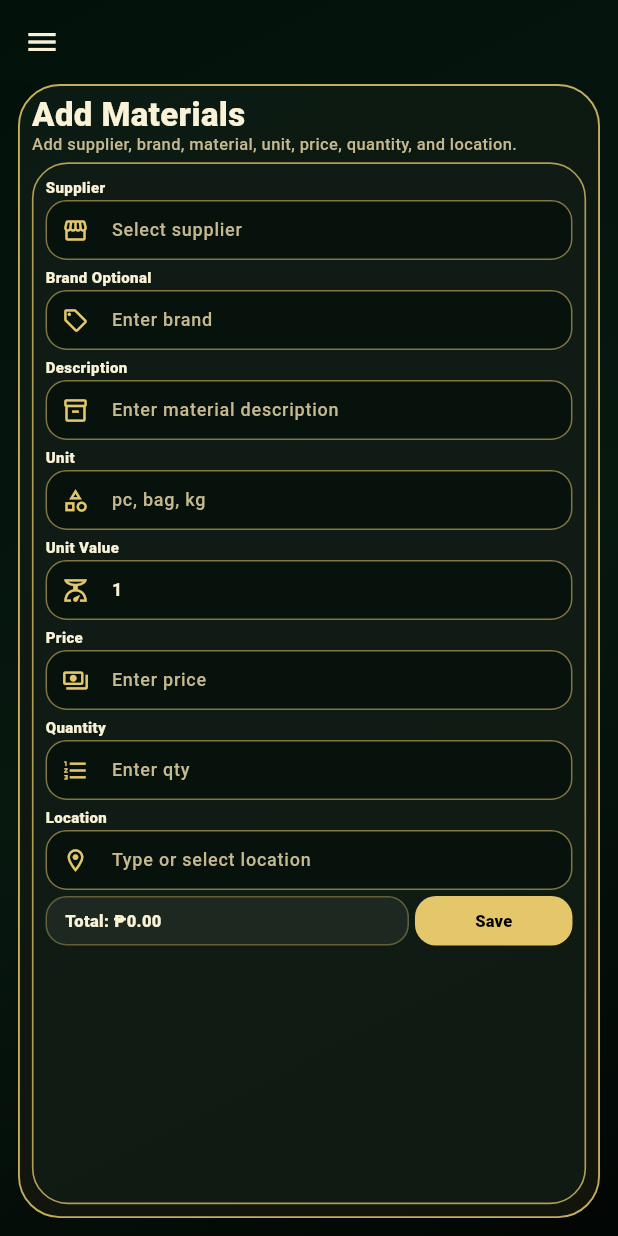
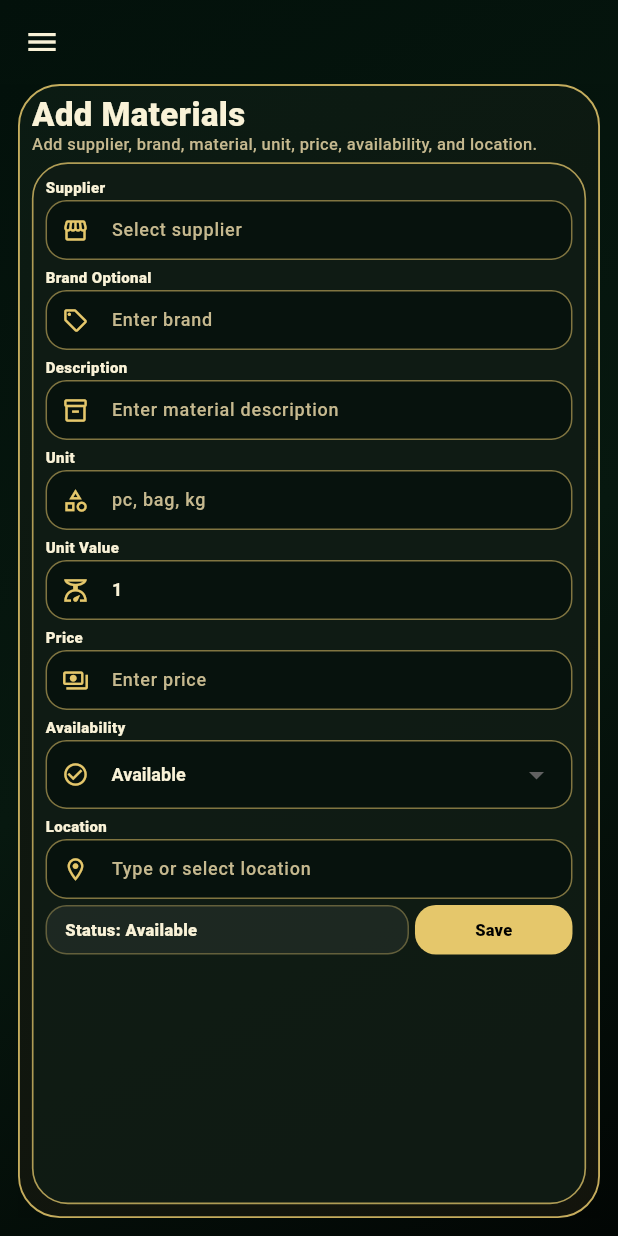
Before and after one commit to JamesSerenio/Items, a Flutter app: the CoderMenu screen opened directly, on a phone screen of 412 x 824 dp. Run offline on Flutter 3.47's test engine with Material 3 defaults, Android fonts, the phone set to English and light mode, and no system bars; our stand-ins replace file_picker, pdf, printing, shared_preferences, supabase_flutter; accounts and stored records are empty.

```diff
--- a/lib/admin/add_items.dart
+++ b/lib/admin/add_items.dart
@@ -19,20 +19,16 @@ class _AddItemsPageState extends State<AddItemsPage> {
   final _unitController = TextEditingController();
   final _unitValueController = TextEditingController(text: '1');
   final _priceController = TextEditingController();
-  final _quantityController = TextEditingController();
   final _locationController = TextEditingController();
 
   bool _isSaving = false;
+  String _availability = 'available';
 
   List<String> _suppliers = [];
   List<String> _brands = [];
   List<String> _units = [];
   List<String> _unitValues = [];
   List<String> _locations = [];
-
-  double get _price => double.tryParse(_priceController.text.trim()) ?? 0;
-  double get _quantity => double.tryParse(_quantityController.text.trim()) ?? 0;
-  double get _total => _price * _quantity;
 
   @override
   void initState() {
@@ -48,7 +44,6 @@ class _AddItemsPageState extends State<AddItemsPage> {
     _unitController.dispose();
     _unitValueController.dispose();
     _priceController.dispose();
-    _quantityController.dispose();
     _locationController.dispose();
     super.dispose();
   }
@@ -106,8 +101,8 @@ class _AddItemsPageState extends State<AddItemsPage> {
         'unit': _unitController.text.trim(),
         'unit_value': double.parse(_unitValueController.text.trim()),
         'price': double.parse(_priceController.text.trim()),
-        'quantity': double.parse(_quantityController.text.trim()),
         'location': _locationController.text.trim(),
+        'availability': _availability,
       });
 
       if (!mounted) return;
@@ -122,8 +117,8 @@ class _AddItemsPageState extends State<AddItemsPage> {
       _unitController.clear();
       _unitValueController.text = '1';
       _priceController.clear();
-      _quantityController.clear();
       _locationController.clear();
+      _availability = 'available';
 
       await _loadDropdownData();
       if (mounted) setState(() {});
@@ -172,6 +167,35 @@ class _AddItemsPageState extends State<AddItemsPage> {
         SizedBox(width: gap),
         Expanded(child: right),
       ],
+    );
+  }
+
+  Widget _availabilityDropdown() {
+    return _FieldShell(
+      label: 'Availability',
+      child: DropdownButtonFormField<String>(
+        value: _availability,
+        dropdownColor: const Color(0xFF07140F),
+        style: const TextStyle(
+          color: AddItemsStyles.textPrimary,
+          fontSize: 12,
+          fontWeight: FontWeight.w700,
+        ),
+        decoration: AddItemsStyles.inputDecoration(
+          hintText: 'Select availability',
+          prefixIcon: Icons.check_circle_outline,
+        ),
+        items: const [
+          DropdownMenuItem(value: 'available', child: Text('Available')),
+          DropdownMenuItem(
+            value: 'not_available',
+            child: Text('Not Available'),
+          ),
+        ],
+        onChanged: (v) {
+          setState(() => _availability = v ?? 'available');
+        },
+      ),
     );
   }
 
@@ -232,7 +256,7 @@ class _AddItemsPageState extends State<AddItemsPage> {
             ),
             SizedBox(height: isMobile ? 1 : 4),
             Text(
-              'Add supplier, brand, material, unit, price, quantity, and location.',
+              'Add supplier, brand, material, unit, price, availability, and location.',
               maxLines: isMobile ? 2 : 1,
               overflow: TextOverflow.ellipsis,
               style: AddItemsStyles.pageSubtitleStyle.copyWith(
@@ -323,17 +347,8 @@ class _AddItemsPageState extends State<AddItemsPage> {
                                 icon: Icons.payments_outlined,
                                 keyboardType: TextInputType.number,
                                 validator: _numberValidator,
-                                onChanged: (_) => setState(() {}),
                               ),
-                              right: _InputField(
-                                controller: _quantityController,
-                                label: 'Quantity',
-                                hintText: 'Enter qty',
-                                icon: Icons.format_list_numbered_outlined,
-                                keyboardType: TextInputType.number,
-                                validator: _numberValidator,
-                                onChanged: (_) => setState(() {}),
-                              ),
+                              right: _availabilityDropdown(),
                             ),
                             SizedBox(height: gap),
                             _AutocompleteInputField(
@@ -360,7 +375,7 @@ class _AddItemsPageState extends State<AddItemsPage> {
                                     ),
                                     decoration: AddItemsStyles.totalDecoration,
                                     child: Text(
-                                      'Total: ₱${_total.toStringAsFixed(2)}',
+                                      'Status: ${_availability == 'available' ? 'Available' : 'Not Available'}',
                                       style: TextStyle(
                                         color: AddItemsStyles.textPrimary,
                                         fontSize: isMobile
--- a/lib/coder/add_items.dart
+++ b/lib/coder/add_items.dart
@@ -19,20 +19,16 @@ class _AddItemsPageState extends State<AddItemsPage> {
   final _unitController = TextEditingController();
   final _unitValueController = TextEditingController(text: '1');
   final _priceController = TextEditingController();
-  final _quantityController = TextEditingController();
   final _locationController = TextEditingController();
 
   bool _isSaving = false;
+  String _availability = 'available';
 
   List<String> _suppliers = [];
   List<String> _brands = [];
   List<String> _units = [];
   List<String> _unitValues = [];
   List<String> _locations = [];
-
-  double get _price => double.tryParse(_priceController.text.trim()) ?? 0;
-  double get _quantity => double.tryParse(_quantityController.text.trim()) ?? 0;
-  double get _total => _price * _quantity;
 
   @override
   void initState() {
@@ -48,7 +44,6 @@ class _AddItemsPageState extends State<AddItemsPage> {
     _unitController.dispose();
     _unitValueController.dispose();
     _priceController.dispose();
-    _quantityController.dispose();
     _locationController.dispose();
     super.dispose();
   }
@@ -106,8 +101,8 @@ class _AddItemsPageState extends State<AddItemsPage> {
         'unit': _unitController.text.trim(),
         'unit_value': double.parse(_unitValueController.text.trim()),
         'price': double.parse(_priceController.text.trim()),
-        'quantity': double.parse(_quantityController.text.trim()),
         'location': _locationController.text.trim(),
+        'availability': _availability,
       });
 
       if (!mounted) return;
@@ -122,8 +117,8 @@ class _AddItemsPageState extends State<AddItemsPage> {
       _unitController.clear();
       _unitValueController.text = '1';
       _priceController.clear();
-      _quantityController.clear();
       _locationController.clear();
+      _availability = 'available';
 
       await _loadDropdownData();
       if (mounted) setState(() {});
@@ -172,6 +167,35 @@ class _AddItemsPageState extends State<AddItemsPage> {
         SizedBox(width: gap),
         Expanded(child: right),
       ],
+    );
+  }
+
+  Widget _availabilityDropdown() {
+    return _FieldShell(
+      label: 'Availability',
+      child: DropdownButtonFormField<String>(
+        value: _availability,
+        dropdownColor: const Color(0xFF07140F),
+        style: const TextStyle(
+          color: AddItemsStyles.textPrimary,
+          fontSize: 12,
+          fontWeight: FontWeight.w700,
+        ),
+        decoration: AddItemsStyles.inputDecoration(
+          hintText: 'Select availability',
+          prefixIcon: Icons.check_circle_outline,
+        ),
+        items: const [
+          DropdownMenuItem(value: 'available', child: Text('Available')),
+          DropdownMenuItem(
+            value: 'not_available',
+            child: Text('Not Available'),
+          ),
+        ],
+        onChanged: (v) {
+          setState(() => _availability = v ?? 'available');
+        },
+      ),
     );
   }
 
@@ -232,7 +256,7 @@ class _AddItemsPageState extends State<AddItemsPage> {
             ),
             SizedBox(height: isMobile ? 1 : 4),
             Text(
-              'Add supplier, brand, material, unit, price, quantity, and location.',
+              'Add supplier, brand, material, unit, price, availability, and location.',
               maxLines: isMobile ? 2 : 1,
               overflow: TextOverflow.ellipsis,
               style: AddItemsStyles.pageSubtitleStyle.copyWith(
@@ -323,17 +347,8 @@ class _AddItemsPageState extends State<AddItemsPage> {
                                 icon: Icons.payments_outlined,
                                 keyboardType: TextInputType.number,
                                 validator: _numberValidator,
-                                onChanged: (_) => setState(() {}),
                               ),
-                              right: _InputField(
-                                controller: _quantityController,
-                                label: 'Quantity',
-                                hintText: 'Enter qty',
-                                icon: Icons.format_list_numbered_outlined,
-                                keyboardType: TextInputType.number,
-                                validator: _numberValidator,
-                                onChanged: (_) => setState(() {}),
-                              ),
+                              right: _availabilityDropdown(),
                             ),
                             SizedBox(height: gap),
                             _AutocompleteInputField(
@@ -360,7 +375,7 @@ class _AddItemsPageState extends State<AddItemsPage> {
                                     ),
                                     decoration: AddItemsStyles.totalDecoration,
                                     child: Text(
-                                      'Total: ₱${_total.toStringAsFixed(2)}',
+                                      'Status: ${_availability == 'available' ? 'Available' : 'Not Available'}',
                                       style: TextStyle(
                                         color: AddItemsStyles.textPrimary,
                                         fontSize: isMobile
```
